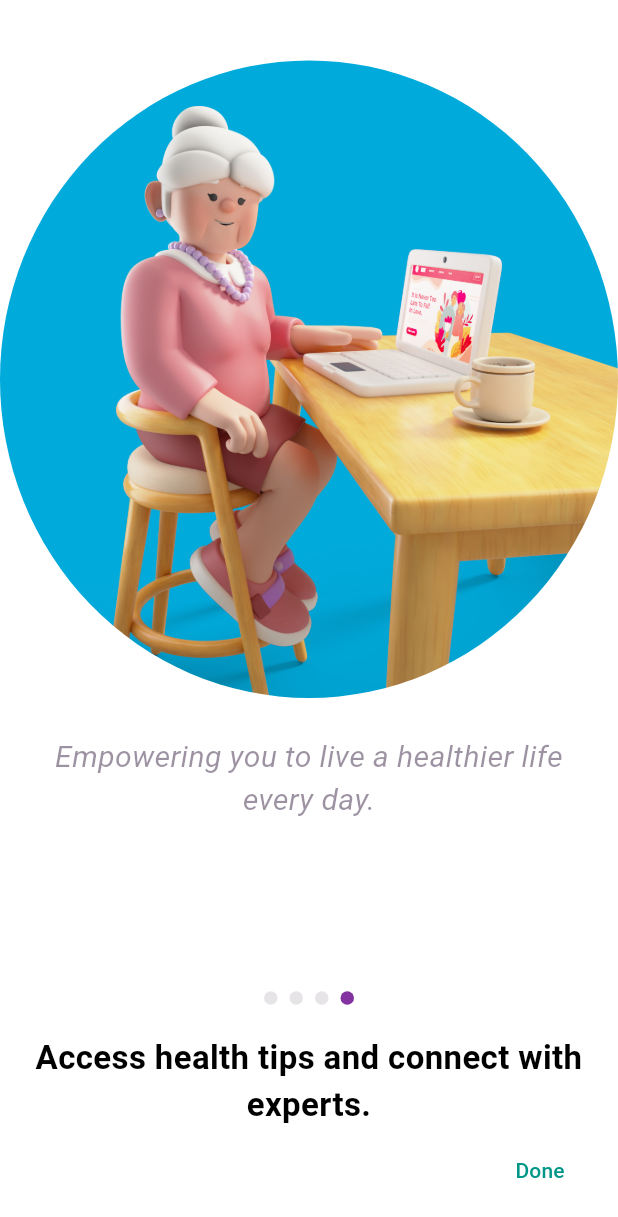
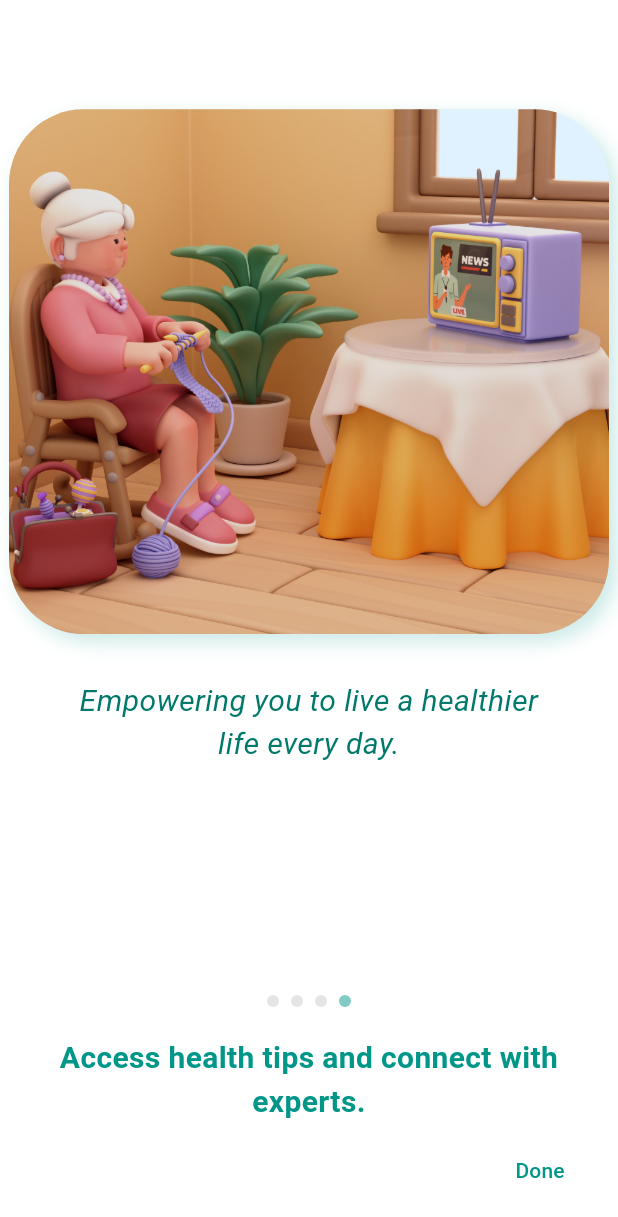
Before and after one commit to VikasKumarGarg01/AayuMitra, a Flutter app: the screen it shows after launch, swiped to page 4, on a phone screen of 412 x 824 dp. Shown: the top 1217 px of the screen. Run offline on Flutter 3.47's test engine with Material 3 defaults, Android fonts, the light colour scheme and no system bars; drawn by our look-alikes of smooth_page_indicator.

Commit message:
splashchnages

```diff
--- a/lib/screens/onboard/splash_screen.dart
+++ b/lib/screens/onboard/splash_screen.dart
@@ -19,10 +19,10 @@ class _SplashScreenState extends State<SplashScreen> {
   final PageController _pageController = PageController();
 
   final List<String> imagePaths = [
-    'assets/images/1.jpg',
+    'assets/images/6.jpg',
     'assets/images/2.jpg',
     'assets/images/5.jpg',
-    'assets/images/4.jpg',
+    'assets/images/7.jpg',
   ];
 
   final List<String> descriptions = [
@@ -42,7 +42,7 @@ class _SplashScreenState extends State<SplashScreen> {
   @override
   void initState() {
     super.initState();
-    Future.delayed(const Duration(seconds: 1), () {
+    Future.delayed(const Duration(seconds: 5), () {
       setState(() {
         _showIntro = true;
       });
@@ -139,23 +139,23 @@ class _SplashScreenState extends State<SplashScreen> {
           child: Column(
             mainAxisAlignment: MainAxisAlignment.center,
             children: [
-              Image.asset('assets/images/logo.png', width: 120, height: 120),
+              Image.asset('assets/images/logo.png', width: 150, height: 150),
               const SizedBox(height: 20),
               const Text(
                 'AayuMitra',
                 style: TextStyle(
                   color: Colors.teal, // teal text
-                  fontSize: 28,
+                  fontSize: 35,
                   fontWeight: FontWeight.bold,
-                  letterSpacing: 2,
+                  letterSpacing: 3,
                 ),
               ),
               const Text(
                 'Designed by Vikas Kumar Garg',
                 style: TextStyle(
                   color: Colors.teal,
-                  fontSize: 5,
-                  fontWeight: FontWeight.bold,
+                  fontSize: 15,
+                  // fontWeight: FontWeight.bold,
                   fontStyle: FontStyle.italic,
                 ),
               ),
@@ -184,14 +184,28 @@ class _SplashScreenState extends State<SplashScreen> {
                     mainAxisAlignment: MainAxisAlignment.center,
                     children: [
                       Container(
-                        width: 425,
-                        height: 425,
-                        child: ClipOval(
+                        decoration: BoxDecoration(
+                          color: Colors.teal[50],
+                          borderRadius: BorderRadius.circular(50),
+                          boxShadow: [
+                            BoxShadow(
+                              // ignore: deprecated_member_use
+                              color: Colors.teal.withOpacity(0.2),
+                              blurRadius: 10,
+                              offset: const Offset(5, 5),
+                              // blurRadius: BorderRadius.circular(25),
+                            ),
+                          ],
+                        ),
+                        width: 400,
+                        height: 350,
+                        child: ClipRRect(
+                          borderRadius: BorderRadius.circular(50),
                           child: Image.asset(
                             imagePaths[index],
                             fit: BoxFit.cover,
-                            width: 200,
-                            height: 200,
+                            width: 400,
+                            height: 350,
                             // alignment: Alignment.center,
                             // color: Colors.white,
                           ),
@@ -200,14 +214,20 @@ class _SplashScreenState extends State<SplashScreen> {
                       const SizedBox(height: 25),
                       Padding(
                         padding: const EdgeInsets.symmetric(horizontal: 24.0),
+                        child: Padding(
+                          padding: const EdgeInsets.symmetric(
+                            horizontal: 20.0,
+                            vertical: 5,
+                          ),
                           child: Text(
                             paragraphs[index],
-                          style: const TextStyle(
+                            style: TextStyle(
                               fontSize: 20,
-                            color: Color.fromARGB(137, 71, 52, 82),
+                              color: Colors.teal[700],
                               fontStyle: FontStyle.italic,
                             ),
                             textAlign: TextAlign.center,
+                          ),
                         ),
                       ),
                     ],
@@ -219,7 +239,9 @@ class _SplashScreenState extends State<SplashScreen> {
               flex: 2,
               child: Stack(
                 children: [
-                  Align(
+                  Padding(
+                    padding: EdgeInsets.only(left: 20.0, right: 20),
+                    child: Align(
                       alignment: Alignment.center,
                       child: Column(
                         mainAxisSize: MainAxisSize.min,
@@ -228,27 +250,29 @@ class _SplashScreenState extends State<SplashScreen> {
                             controller: _pageController,
                             count: imagePaths.length,
                             effect: WormEffect(
-                            dotColor: const Color.fromARGB(255, 231, 228, 232),
-                            activeDotColor: const Color.fromARGB(
+                              dotColor: const Color.fromARGB(
                                 255,
-                              131,
-                              51,
-                              159,
+                                231,
+                                228,
+                                232,
                               ),
-                            dotHeight: 9,
-                            dotWidth: 9,
+                              activeDotColor: Colors.teal.shade200,
+                              dotHeight: 8,
+                              dotWidth: 8,
                             ),
                           ),
                           const SizedBox(height: 20),
                           Text(
                             descriptions[_currentIndex],
                             style: const TextStyle(
-                            fontSize: 22,
+                              fontSize: 20,
                               fontWeight: FontWeight.w700,
+                              color: Colors.teal,
                             ),
                             textAlign: TextAlign.center,
                           ),
                         ],
+                      ),
                     ),
                   ),
                   Positioned(
```
Lines whose indentation alone changed are shown as unchanged.
